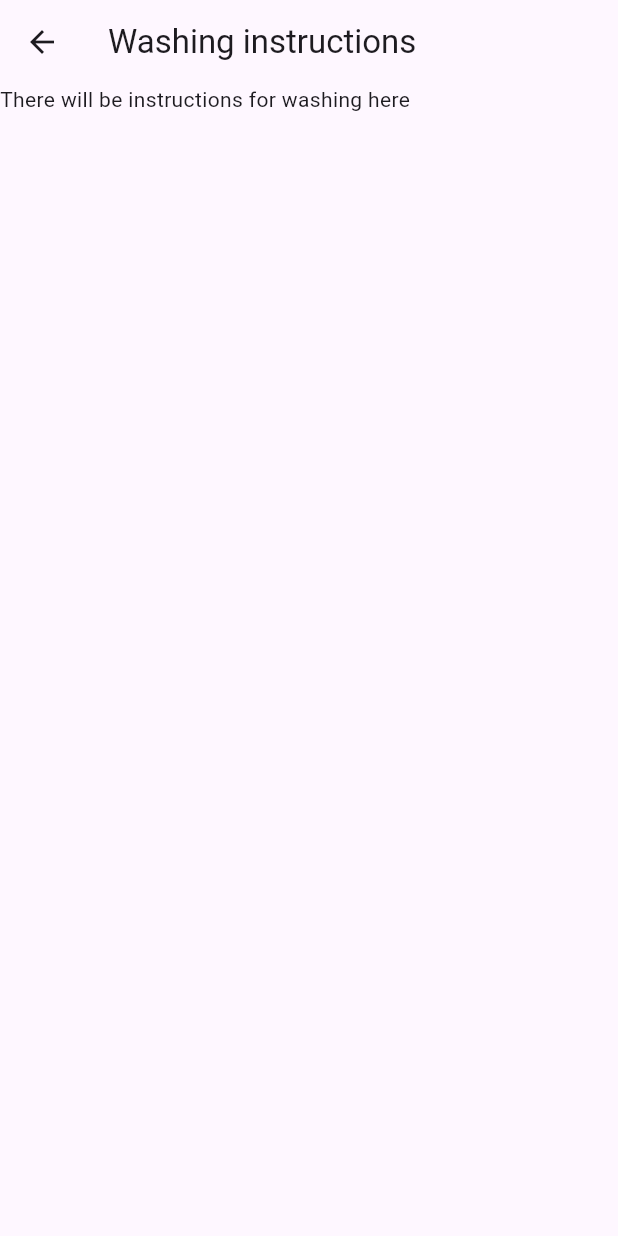
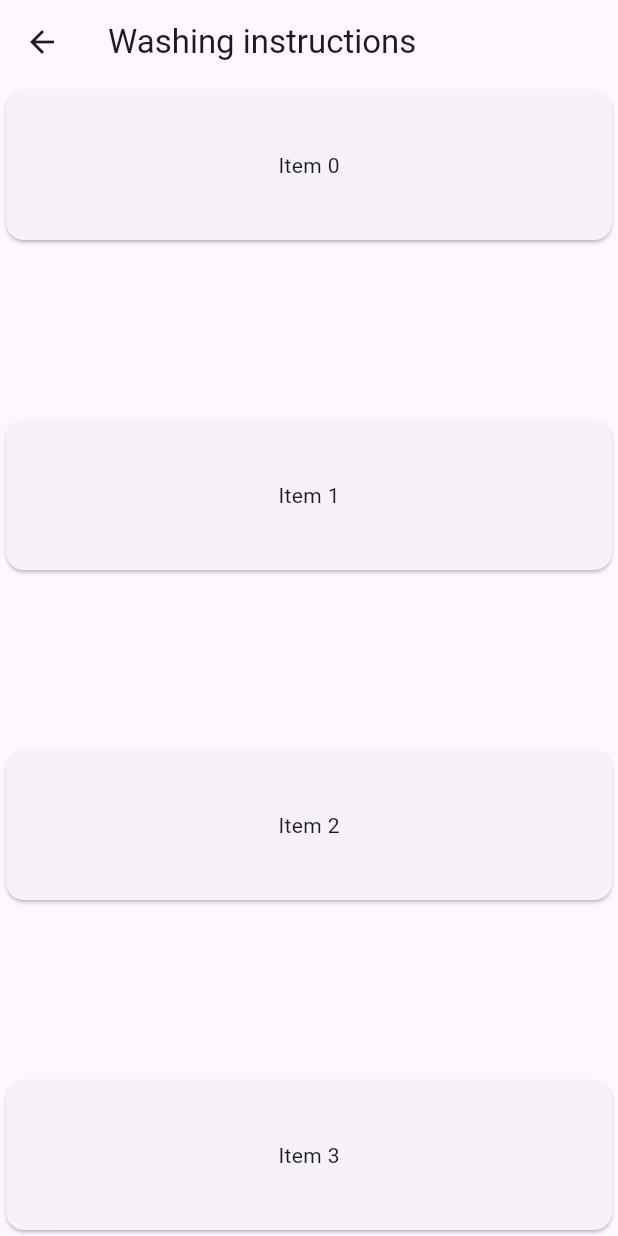
Before and after one commit to TymonPawelczyk/LaundryGuide, a Flutter app: the DisplayInfoScreen screen opened directly, on a phone screen of 412 x 824 dp. Run offline on Flutter 3.47's test engine with Material 3 defaults, Android fonts, the phone set to English and light mode, and no system bars; our stand-ins replace camera.

Commit message:
List of items

```diff
--- a/lib/main.dart
+++ b/lib/main.dart
@@ -123,9 +123,40 @@
 
   @override
   Widget build(BuildContext context) {
+    const items = 4;
     return Scaffold(
       appBar: AppBar(title: const Text('Washing instructions')),
-      body:  const Text('There will be instructions for washing here'),
+      body: LayoutBuilder(builder: (context, constraints) {
+        return SingleChildScrollView(
+          child: ConstrainedBox(
+            constraints: BoxConstraints(minHeight: constraints.maxHeight),
+            child: Column(
+              mainAxisAlignment: MainAxisAlignment.spaceBetween,
+              crossAxisAlignment: CrossAxisAlignment.stretch,
+              children: List.generate(
+                  items, (index) => ItemWidget(text: 'Item $index')),
+            ),
+          ),
+        );
+      }),
     );
   }
 }
+class ItemWidget extends StatelessWidget {
+  const ItemWidget({
+    super.key,
+    required this.text,
+  });
+
+  final String text;
+
+  @override
+  Widget build(BuildContext context) {
+    return Card(
+      child: SizedBox(
+        height: 100,
+        child: Center(child: Text(text)),
+      ),
+    );
+  }
+}
```
